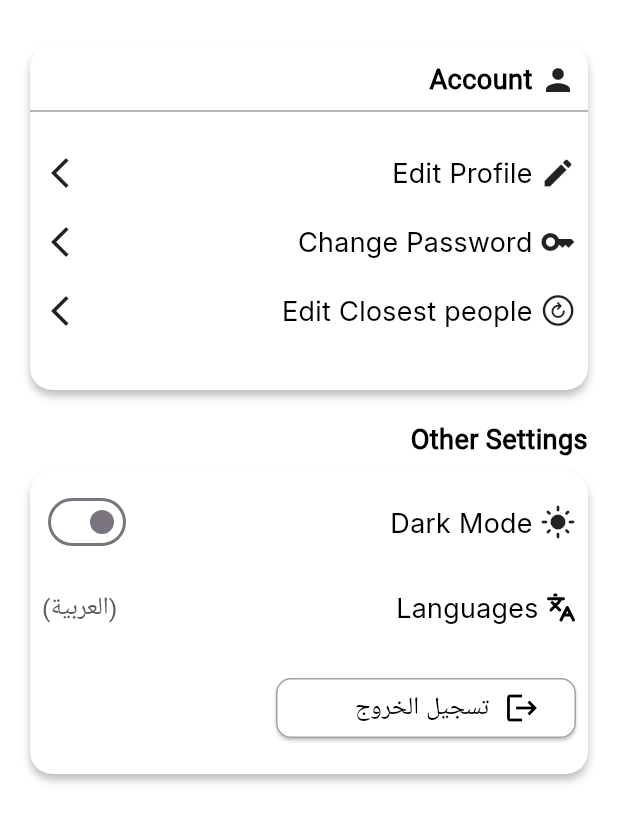
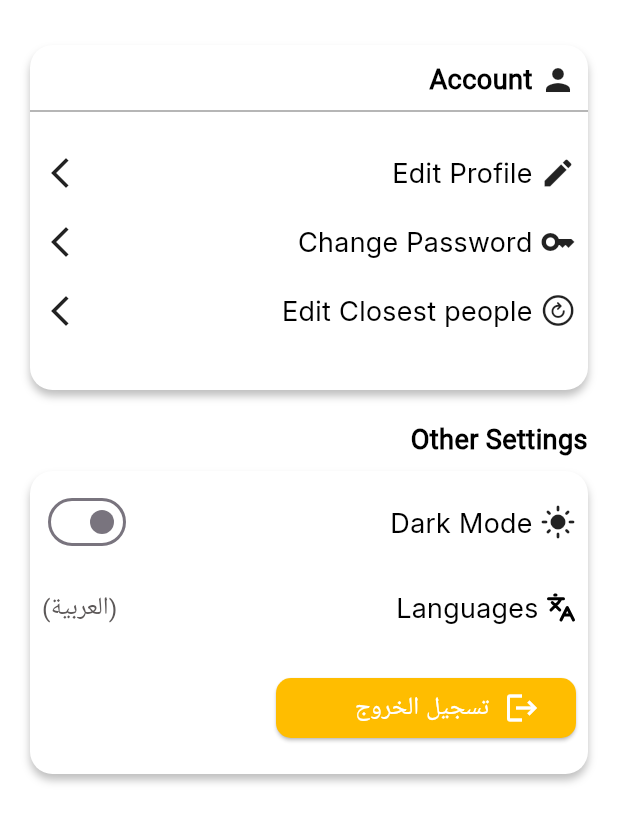
Before and after one commit to GraduationTeam12/Owner_Application, a Flutter app: the SettingsScreen widget shown alone on an empty page, opened directly, on a phone screen of 412 x 824 dp. Shown: the top 823 px of the screen. Run offline on Flutter 3.47's test engine with Material 3 defaults, Android fonts, the phone set to English and light mode, and no system bars; our stand-ins replace dartz, device_preview, dio, easy_localization, expandable_page_view, firebase_core and 14 more; accounts and stored records are empty; network calls fail.

Commit message:
change background color button logout

```diff
--- a/lib/presentation/screens/owner_screens/settings_screen.dart
+++ b/lib/presentation/screens/owner_screens/settings_screen.dart
@@ -290,9 +290,9 @@ class _SettingsScreenState extends State<SettingsScreen> {
                           showLogOutDialog(context);
                         },
                         style: ElevatedButton.styleFrom(
-                          backgroundColor: Colors.white,
+                          backgroundColor: Color.fromRGBO(255, 189, 0, 1),
                           shape: RoundedRectangleBorder(
-                            side: const BorderSide(color: Color(0xFFA8A1A1)),
+                            //side: const BorderSide(color: Color(0xFFA8A1A1)),
                             borderRadius: BorderRadius.circular(10),
                           ),
                         ),
@@ -301,7 +301,7 @@ class _SettingsScreenState extends State<SettingsScreen> {
                           children: [
                             Icon(
                               Icons.logout,
-                              color: Colors.black,
+                              color: Colors.white,
                               size: MediaQuery.sizeOf(context).width > 600
                                   ? 40
                                   : 24,
@@ -311,7 +311,7 @@ class _SettingsScreenState extends State<SettingsScreen> {
                               child: Text(
                                 LocaleKeys.Drawer_logout.tr(),
                                 style: AppStyle.styleRegular20(context)
-                                    .copyWith(color: Colors.black),
+                                    .copyWith(color: Colors.white),
                               ),
                             )
                           ],
```
